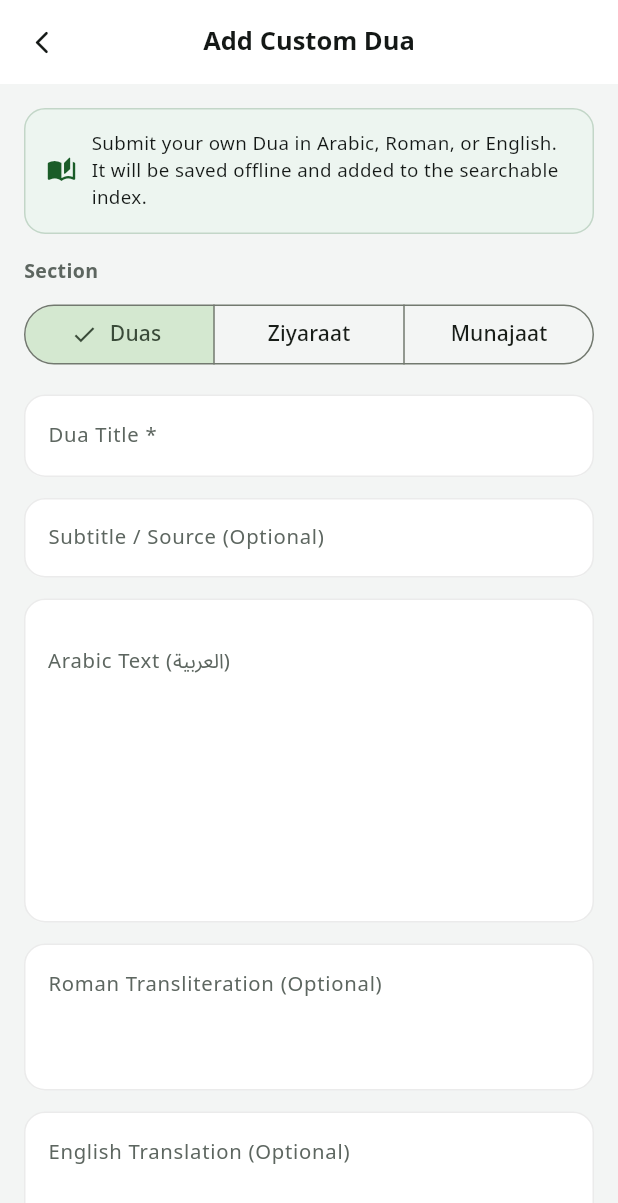
After one commit to Abobker85/ChiraagEAzaa, a Flutter app: the AddCustomDuaScreen screen opened directly, on a phone screen of 412 x 824 dp. The commit adds this screen. Shown: the top 1203 px of the screen. Run offline on Flutter 3.47's test engine with Material 3 defaults, Android fonts, the phone set to English and light mode, and no system bars; our stand-ins replace firebase_core, firebase_messaging, flutter_html, flutter_local_notifications, just_audio, sqflite and 1 more; missing offline and left inert: record; accounts and stored records are empty.

Commit message:
feat(duas): add custom Dua submission page saved to SQLite index, FTS search & 3-language reader (v1.3.0+19)

```diff
--- /dev/null
+++ b/lib/screens/add_custom_dua_screen.dart
@@ -0,0 +1,316 @@
+import 'package:flutter/material.dart';
+import 'package:flutter/services.dart';
+import '../theme.dart';
+import '../services/database_service.dart';
+import '../services/dua_language_service.dart';
+
+/// Dedicated page allowing users to submit their own custom Dua (Arabic, Roman,
+/// and/or English) and save it directly into the searchable Dua & Spiritual Portal index.
+class AddCustomDuaScreen extends StatefulWidget {
+  final String initialCategoryKey;
+
+  const AddCustomDuaScreen({
+    super.key,
+    this.initialCategoryKey = 'duas',
+  });
+
+  @override
+  State<AddCustomDuaScreen> createState() => _AddCustomDuaScreenState();
+}
+
+class _AddCustomDuaScreenState extends State<AddCustomDuaScreen> {
+  final _formKey = GlobalKey<FormState>();
+  final _titleCtrl = TextEditingController();
+  final _subtitleCtrl = TextEditingController();
+  final _arabicCtrl = TextEditingController();
+  final _romanCtrl = TextEditingController();
+  final _englishCtrl = TextEditingController();
+
+  late String _categoryKey;
+  bool _saving = false;
+  String? _contentError;
+
+  static const _categories = [
+    (key: 'duas', label: 'Duas'),
+    (key: 'ziyaraat', label: 'Ziyaraat'),
+    (key: 'munaejaat', label: 'Munajaat'),
+  ];
+
+  @override
+  void initState() {
+    super.initState();
+    _categoryKey = _categories.any((c) => c.key == widget.initialCategoryKey)
+        ? widget.initialCategoryKey
+        : 'duas';
+  }
+
+  @override
+  void dispose() {
+    _titleCtrl.dispose();
+    _subtitleCtrl.dispose();
+    _arabicCtrl.dispose();
+    _romanCtrl.dispose();
+    _englishCtrl.dispose();
+    super.dispose();
+  }
+
+  Future<void> _submit() async {
+    final valid = _formKey.currentState?.validate() ?? false;
+    final hasAnyText = _arabicCtrl.text.trim().isNotEmpty ||
+        _romanCtrl.text.trim().isNotEmpty ||
+        _englishCtrl.text.trim().isNotEmpty;
+
+    if (!hasAnyText) {
+      setState(() {
+        _contentError = 'Please enter the Dua in at least one language (Arabic, Roman, or English).';
+      });
+      return;
+    }
+    setState(() => _contentError = null);
+    if (!valid) return;
+
+    setState(() => _saving = true);
+    try {
+      HapticFeedback.lightImpact();
+      final saved = await DatabaseService.instance.addCustomDua(
+        categoryKey: _categoryKey,
+        title: _titleCtrl.text,
+        subtitle: _subtitleCtrl.text,
+        arabic: _arabicCtrl.text,
+        roman: _romanCtrl.text,
+        english: _englishCtrl.text,
+      );
+      await DuaLanguageService.instance.ensureLoaded();
+      DuaLanguageService.instance.registerCustomDua(
+        title: saved.title,
+        subtitle: _subtitleCtrl.text,
+        arabic: _arabicCtrl.text,
+        roman: _romanCtrl.text,
+        english: _englishCtrl.text,
+      );
+      if (!mounted) return;
+      Navigator.pop(context, saved);
+    } catch (e) {
+      if (!mounted) return;
+      setState(() => _saving = false);
+      ScaffoldMessenger.of(context).showSnackBar(
+        SnackBar(content: Text('Could not save Dua: $e')),
+      );
+    }
+  }
+
+  InputDecoration _inputDecoration(
+    AppColors colors, {
+    required String label,
+    required String hint,
+  }) {
+    return InputDecoration(
+      labelText: label,
+      hintText: hint,
+      alignLabelWithHint: true,
+      filled: true,
+      fillColor: colors.card,
+      labelStyle: TextStyle(color: colors.textSecondary, fontSize: 13.5),
+      hintStyle: TextStyle(color: colors.textTertiary, fontSize: 13),
+      border: OutlineInputBorder(
+        borderRadius: BorderRadius.circular(14),
+        borderSide: BorderSide(color: colors.separator),
+      ),
+      enabledBorder: OutlineInputBorder(
+        borderRadius: BorderRadius.circular(14),
+        borderSide: BorderSide(color: colors.separator),
+      ),
+      focusedBorder: OutlineInputBorder(
+        borderRadius: BorderRadius.circular(14),
+        borderSide: BorderSide(color: colors.accent, width: 1.4),
+      ),
+    );
+  }
+
+  @override
+  Widget build(BuildContext context) {
+    final colors = AppColors.of(context);
+    return Scaffold(
+      backgroundColor: colors.bg,
+      appBar: AppBar(
+        backgroundColor: colors.card,
+        elevation: 0,
+        scrolledUnderElevation: 0,
+        leading: IconButton(
+          icon: const Icon(Icons.arrow_back_ios_new_rounded, size: 18),
+          onPressed: () => Navigator.pop(context),
+        ),
+        title: Text(
+          'Add Custom Dua',
+          style: TextStyle(
+            fontSize: 17,
+            fontWeight: FontWeight.w700,
+            color: colors.textPrimary,
+          ),
+        ),
+      ),
+      body: Form(
+        key: _formKey,
+        child: SingleChildScrollView(
+          padding: const EdgeInsets.fromLTRB(16, 16, 16, 40),
+          child: Column(
+            crossAxisAlignment: CrossAxisAlignment.stretch,
+            children: [
+            Container(
+              padding: const EdgeInsets.all(14),
+              decoration: BoxDecoration(
+                color: colors.accentSoft.withValues(alpha: 0.55),
+                borderRadius: BorderRadius.circular(14),
+                border: Border.all(color: colors.accent.withValues(alpha: 0.2)),
+              ),
+              child: Row(
+                children: [
+                  Icon(Icons.auto_stories_rounded, color: colors.accent, size: 20),
+                  const SizedBox(width: 10),
+                  Expanded(
+                    child: Text(
+                      'Submit your own Dua in Arabic, Roman, or English. It will be saved offline and added to the searchable index.',
+                      style: TextStyle(
+                        fontSize: 12.5,
+                        height: 1.4,
+                        color: colors.textPrimary,
+                      ),
+                    ),
+                  ),
+                ],
+              ),
+            ),
+            const SizedBox(height: 16),
+            Text(
+              'Section',
+              style: TextStyle(
+                fontSize: 13,
+                fontWeight: FontWeight.w700,
+                color: colors.textSecondary,
+              ),
+            ),
+            const SizedBox(height: 8),
+            SegmentedButton<String>(
+              segments: _categories
+                  .map((c) => ButtonSegment(value: c.key, label: Text(c.label)))
+                  .toList(),
+              selected: {_categoryKey},
+              onSelectionChanged: (sel) => setState(() => _categoryKey = sel.first),
+            ),
+            const SizedBox(height: 16),
+            TextFormField(
+              key: const Key('custom_dua_title_field'),
+              controller: _titleCtrl,
+              textCapitalization: TextCapitalization.words,
+              style: TextStyle(fontSize: 15, color: colors.textPrimary),
+              decoration: _inputDecoration(
+                colors,
+                label: 'Dua Title *',
+                hint: 'e.g., Dua for Parents, Dua for Shifa',
+              ),
+              validator: (v) =>
+                  (v == null || v.trim().isEmpty) ? 'Please enter a title for the Dua' : null,
+            ),
+            const SizedBox(height: 14),
+            TextFormField(
+              key: const Key('custom_dua_subtitle_field'),
+              controller: _subtitleCtrl,
+              style: TextStyle(fontSize: 14, color: colors.textPrimary),
+              decoration: _inputDecoration(
+                colors,
+                label: 'Subtitle / Source (Optional)',
+                hint: 'e.g., Taught by Imam Sadiq (a.s.) or Personal Dua',
+              ),
+            ),
+            const SizedBox(height: 14),
+            TextFormField(
+              key: const Key('custom_dua_arabic_field'),
+              controller: _arabicCtrl,
+              textDirection: TextDirection.rtl,
+              textAlign: TextAlign.right,
+              minLines: 4,
+              maxLines: 10,
+              style: AppTheme.arabicTextStyle(
+                fontSize: 24,
+                height: 1.9,
+                color: colors.textPrimary,
+              ),
+              decoration: _inputDecoration(
+                colors,
+                label: 'Arabic Text (العربية)',
+                hint: 'اَللّٰهُمَّ صَلِّ عَلٰى مُحَمَّدٍ وَاٰلِ مُحَمَّدٍ...',
+              ),
+            ),
+            const SizedBox(height: 14),
+            TextFormField(
+              key: const Key('custom_dua_roman_field'),
+              controller: _romanCtrl,
+              minLines: 3,
+              maxLines: 8,
+              style: TextStyle(fontSize: 14.5, height: 1.5, color: colors.textPrimary),
+              decoration: _inputDecoration(
+                colors,
+                label: 'Roman Transliteration (Optional)',
+                hint: 'Allahumma salli ala Muhammadin wa ali Muhammad...',
+              ),
+            ),
+            const SizedBox(height: 14),
+            TextFormField(
+              key: const Key('custom_dua_english_field'),
+              controller: _englishCtrl,
+              minLines: 3,
+              maxLines: 8,
+              style: TextStyle(fontSize: 14.5, height: 1.5, color: colors.textPrimary),
+              decoration: _inputDecoration(
+                colors,
+                label: 'English Translation (Optional)',
+                hint: 'O Allah, send blessings upon Muhammad and his Progeny...',
+              ),
+            ),
+            if (_contentError != null) ...[
+              const SizedBox(height: 10),
+              Text(
+                _contentError!,
+                style: const TextStyle(
+                  color: AppTheme.errorRed,
+                  fontSize: 12.5,
+                  fontWeight: FontWeight.w600,
+                ),
+              ),
+            ],
+            const SizedBox(height: 22),
+            SizedBox(
+              height: 50,
+              child: FilledButton.icon(
+                key: const Key('custom_dua_submit_btn'),
+                style: FilledButton.styleFrom(
+                  backgroundColor: colors.accent,
+                  foregroundColor: Colors.white,
+                  shape: RoundedRectangleBorder(
+                    borderRadius: BorderRadius.circular(14),
+                  ),
+                ),
+                onPressed: _saving ? null : _submit,
+                icon: _saving
+                    ? const SizedBox(
+                        width: 18,
+                        height: 18,
+                        child: CircularProgressIndicator(
+                          strokeWidth: 2,
+                          color: Colors.white,
+                        ),
+                      )
+                    : const Icon(Icons.check_circle_rounded, size: 20),
+                label: Text(
+                  _saving ? 'Saving...' : 'Save Dua to Index',
+                  style: const TextStyle(fontSize: 15, fontWeight: FontWeight.w700),
+                ),
+              ),
+            ),
+            ],
+          ),
+        ),
+      ),
+    );
+  }
+}
--- a/lib/screens/lyric_detail_screen.dart
+++ b/lib/screens/lyric_detail_screen.dart
@@ -877,7 +877,8 @@ class _LyricPageViewState extends State<_LyricPageView> {
     final detail = await DatabaseService.instance.getLyricDetail(widget.item.id);
     if (!mounted) return;
     final raw = detail?.contentHtml;
-    final multilang = widget.item.categoryKey == 'duas'
+    final catKey = widget.item.categoryKey.split('/').first;
+    final multilang = (catKey == 'duas' || catKey == 'ziyaraat' || catKey == 'munaejaat')
         ? DuaLanguageService.instance.getByTitle(widget.item.title)
         : null;
     final blocks = raw != null && _isRtl ? _parseBlocks(raw) : <_ContentBlock>[];
--- a/lib/services/database_service.dart
+++ b/lib/services/database_service.dart
@@ -1,3 +1,4 @@
+import 'dart:convert';
 import 'dart:io';
 import 'package:flutter/foundation.dart' show debugPrint, kIsWeb;
 import 'package:flutter/services.dart';
@@ -18,6 +19,10 @@ class DatabaseService {
 
   static const _dbName = 'chiraag_e_azaa.db';
   static const _dbVersion = 2; // bump when shipping a new DB asset
+  static const int customDuaMinId = 900000;
+  static const String customDuasSettingKey = 'custom_duas_v1';
+
+  static bool isCustomDuaId(int id) => id >= customDuaMinId;
 
   // ── Init ──────────────────────────────────────────────────────────────
   Future<Database> get db async {
@@ -92,6 +97,7 @@ class DatabaseService {
           for (final s in savedSettings) {
             await upgraded.insert('settings', s, conflictAlgorithm: ConflictAlgorithm.replace);
           }
+          await _reinjectCustomDuas(upgraded);
           await upgraded.close();
         } catch (e) {
           debugPrint('DatabaseService: restore user data warning: $e');
@@ -326,4 +332,162 @@ class DatabaseService {
     await d.insert('settings', {'key': key, 'value': value},
         conflictAlgorithm: ConflictAlgorithm.replace);
   }
+
+  // ── Custom User Duas (saved in DB + FTS index + preserved on upgrades) ─
+  static String _buildCustomDuaHtml({
+    required String subtitle,
+    required String arabic,
+    required String roman,
+    required String english,
+  }) {
+    final buf = StringBuffer();
+    if (subtitle.trim().isNotEmpty) {
+      buf.writeln('<p>${subtitle.trim()}</p>');
+    }
+    if (arabic.trim().isNotEmpty) {
+      buf.writeln('<p>${arabic.trim()}</p>');
+    }
+    if (roman.trim().isNotEmpty) {
+      buf.writeln('<p>${roman.trim()}</p>');
+    }
+    if (english.trim().isNotEmpty) {
+      buf.writeln('<p>${english.trim()}</p>');
+    }
+    return buf.toString().trim();
+  }
+
+  Future<void> _reinjectCustomDuas(Database targetDb) async {
+    try {
+      final rows = await targetDb.query(
+        'settings',
+        where: 'key = ?',
+        whereArgs: [customDuasSettingKey],
+        limit: 1,
+      );
+      if (rows.isEmpty) return;
+      final raw = rows.first['value'] as String? ?? '';
+      if (raw.isEmpty) return;
+      final list = jsonDecode(raw) as List<dynamic>;
+      for (final entry in list) {
+        final m = entry as Map<String, dynamic>;
+        final id = (m['id'] as num).toInt();
+        final cat = m['categoryKey'] as String? ?? 'duas';
+        final title = m['title'] as String? ?? '';
+        final html = _buildCustomDuaHtml(
+          subtitle: m['subtitle'] as String? ?? '',
+          arabic: m['arabic'] as String? ?? '',
+          roman: m['roman'] as String? ?? '',
+          english: m['english'] as String? ?? '',
+        );
+        await targetDb.insert(
+          'lyrics',
+          {
+            'id': id,
+            'category_key': cat,
+            'artist_id': null,
+            'year': null,
+            'title': title,
+            'content_html': html,
+            'is_rtl': (m['arabic'] as String? ?? '').trim().isNotEmpty ? 1 : 0,
+          },
+          conflictAlgorithm: ConflictAlgorithm.replace,
+        );
+      }
+      await targetDb.execute("INSERT INTO lyrics_fts(lyrics_fts) VALUES('rebuild')");
+    } catch (e) {
+      debugPrint('DatabaseService: reinject custom duas error: $e');
+    }
+  }
+
+  Future<LyricItem> addCustomDua({
+    required String categoryKey,
+    required String title,
+    String subtitle = '',
+    String arabic = '',
+    String roman = '',
+    String english = '',
+  }) async {
+    final d = await db;
+    final cleanTitle = title.trim();
+    final cleanSub = subtitle.trim();
+    final cleanAr = arabic.trim();
+    final cleanRo = roman.trim();
+    final cleanEn = english.trim();
+
+    final maxRows = await d.rawQuery(
+      'SELECT MAX(id) AS max_id FROM lyrics WHERE id >= ?',
+      [customDuaMinId],
+    );
+    final currentMax = maxRows.first['max_id'] as int?;
+    final nextId = (currentMax == null) ? customDuaMinId : currentMax + 1;
+    final html = _buildCustomDuaHtml(
+      subtitle: cleanSub,
+      arabic: cleanAr,
+      roman: cleanRo,
+      english: cleanEn,
+    );
+    final isRtl = cleanAr.isNotEmpty ? 1 : 0;
+
+    await d.insert(
+      'lyrics',
+      {
+        'id': nextId,
+        'category_key': categoryKey,
+        'artist_id': null,
+        'year': null,
+        'title': cleanTitle,
+        'content_html': html,
+        'is_rtl': isRtl,
+      },
+      conflictAlgorithm: ConflictAlgorithm.replace,
+    );
+    await d.execute(
+      'INSERT INTO lyrics_fts(rowid, title) VALUES(?, ?)',
+      [nextId, cleanTitle],
+    );
+
+    // Persist in settings so it survives future DB asset upgrades
+    final existingRaw = await getSetting(customDuasSettingKey);
+    final list = (existingRaw != null && existingRaw.isNotEmpty)
+        ? List<Map<String, dynamic>>.from(
+            (jsonDecode(existingRaw) as List<dynamic>)
+                .map((e) => Map<String, dynamic>.from(e as Map)),
+          )
+        : <Map<String, dynamic>>[];
+
+    list.add({
+      'id': nextId,
+      'categoryKey': categoryKey,
+      'title': cleanTitle,
+      'subtitle': cleanSub,
+      'arabic': cleanAr,
+      'roman': cleanRo,
+      'english': cleanEn,
+    });
+    await setSetting(customDuasSettingKey, jsonEncode(list));
+
+    return LyricItem(
+      id: nextId,
+      categoryKey: categoryKey,
+      title: cleanTitle,
+      isRtl: isRtl == 1,
+    );
+  }
+
+  Future<void> deleteCustomDua(int id) async {
+    if (!isCustomDuaId(id)) return;
+    final d = await db;
+    await d.delete('lyrics', where: 'id = ?', whereArgs: [id]);
+    await removeBookmark(id);
+    await d.execute("INSERT INTO lyrics_fts(lyrics_fts) VALUES('rebuild')");
+
+    final existingRaw = await getSetting(customDuasSettingKey);
+    if (existingRaw != null && existingRaw.isNotEmpty) {
+      final list = List<Map<String, dynamic>>.from(
+        (jsonDecode(existingRaw) as List<dynamic>)
+            .map((e) => Map<String, dynamic>.from(e as Map)),
+      )..removeWhere((m) => (m['id'] as num?)?.toInt() == id);
+      await setSetting(customDuasSettingKey, jsonEncode(list));
+    }
+  }
 }
--- a/lib/services/dua_language_service.dart
+++ b/lib/services/dua_language_service.dart
@@ -1,6 +1,7 @@
 import 'dart:convert';
 import 'package:flutter/foundation.dart';
 import 'package:flutter/services.dart';
+import 'database_service.dart';
 
 class DuaVerse {
   final String arabic;
@@ -68,11 +69,57 @@ class DuaLanguageService extends ChangeNotifier {
         final dua = MultilangDua.fromJson(item as Map<String, dynamic>);
         _byNormalizedTitle[_norm(dua.title)] = dua;
       }
+      // Also load any user-submitted custom Duas persisted in SQLite settings
+      final customRaw = await DatabaseService.instance
+          .getSetting(DatabaseService.customDuasSettingKey);
+      if (customRaw != null && customRaw.isNotEmpty) {
+        final customList = jsonDecode(customRaw) as List<dynamic>;
+        for (final entry in customList) {
+          final m = entry as Map<String, dynamic>;
+          registerCustomDua(
+            title: m['title'] as String? ?? '',
+            subtitle: m['subtitle'] as String? ?? '',
+            arabic: m['arabic'] as String? ?? '',
+            roman: m['roman'] as String? ?? '',
+            english: m['english'] as String? ?? '',
+            notify: false,
+          );
+        }
+      }
       _loaded = true;
       notifyListeners();
     } catch (e) {
       debugPrint('DuaLanguageService: failed to load duas_multilang.json: $e');
     }
+  }
+
+  void registerCustomDua({
+    required String title,
+    String subtitle = '',
+    String arabic = '',
+    String roman = '',
+    String english = '',
+    bool notify = true,
+  }) {
+    final cleanTitle = title.trim();
+    if (cleanTitle.isEmpty) return;
+    _byNormalizedTitle[_norm(cleanTitle)] = MultilangDua(
+      title: cleanTitle,
+      subtitle: subtitle.trim().isEmpty ? 'Custom Dua' : subtitle.trim(),
+      verses: [
+        DuaVerse(
+          arabic: arabic.trim(),
+          roman: roman.trim(),
+          english: english.trim(),
+        ),
+      ],
+    );
+    if (notify) notifyListeners();
+  }
+
+  void unregisterCustomDua(String title) {
+    _byNormalizedTitle.remove(_norm(title));
+    notifyListeners();
   }
 
   MultilangDua? getByTitle(String title) => _byNormalizedTitle[_norm(title)];
--- a/pubspec.yaml
+++ b/pubspec.yaml
@@ -1,7 +1,7 @@
 name: chiraag_e_azaa
 description: 5,128 Nouhay, Marsias, Duas, Manqabat & more
 publish_to: 'none'
-version: 1.3.0+18
+version: 1.3.0+19
 
 environment:
   sdk: '>=3.0.0 <4.0.0'
```
Also changed, not shown: lib/screens/dua_hub_screen.dart (+83 -8 lines), 1 other file.
